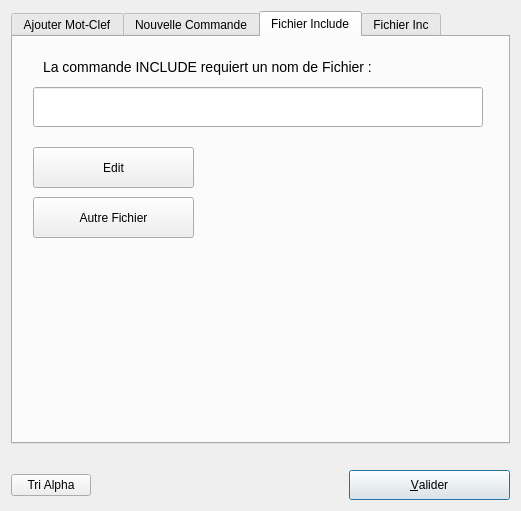
Before: the Qt Designer form UiQT4/desInclude.ui in SalomePlatform/eficas_tools, drawn with Qt 5.
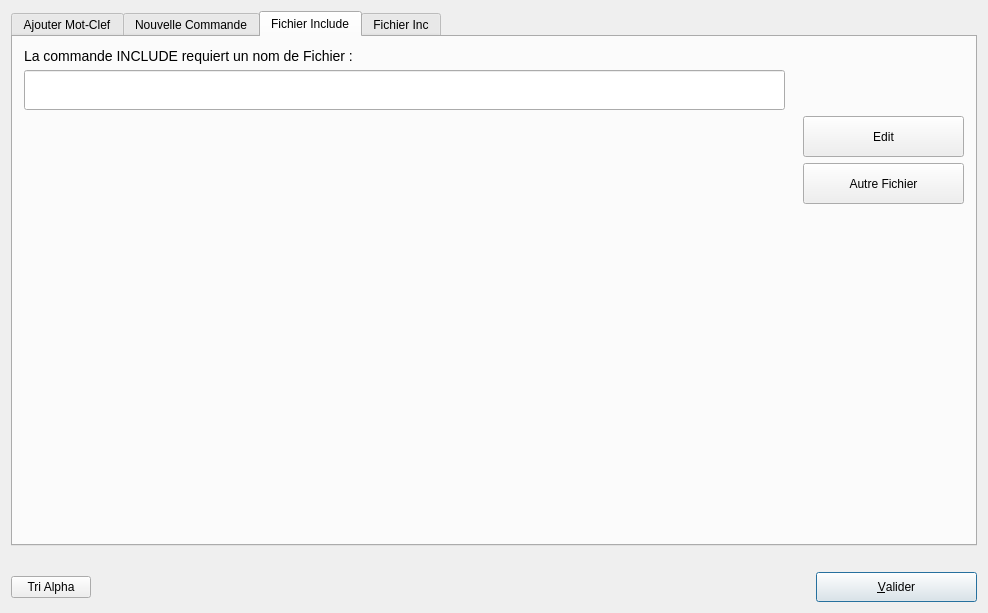
After: the same form once the commit is applied. The open tabs and pages were chosen to show the change.

What changed in the file:
```diff
--- a/UiQT4/desInclude.ui
+++ b/UiQT4/desInclude.ui
@@ -6,8 +6,8 @@
    <rect>
     <x>0</x>
     <y>0</y>
-    <width>521</width>
-    <height>511</height>
+    <width>988</width>
+    <height>613</height>
    </rect>
   </property>
   <property name="minimumSize">
@@ -174,15 +174,13 @@
       <attribute name="title">
        <string>Fichier Include</string>
       </attribute>
+      <layout class="QGridLayout" name="gridLayout_4">
+       <item row="0" column="0">
+        <layout class="QGridLayout" name="gridLayout_3">
+         <item row="0" column="0">
+          <layout class="QVBoxLayout" name="verticalLayout">
+           <item>
       <widget class="QLabel" name="textLabel1_3">
-       <property name="geometry">
-        <rect>
-         <x>30</x>
-         <y>10</y>
-         <width>440</width>
-         <height>41</height>
-        </rect>
-       </property>
        <property name="text">
         <string>&lt;font size=&quot;+1&quot;&gt;La commande INCLUDE requiert un nom de Fichier :&lt;/font&gt;</string>
        </property>
@@ -190,15 +188,9 @@
         <bool>false</bool>
        </property>
       </widget>
+           </item>
+           <item>
       <widget class="QLineEdit" name="LENomFichier">
-       <property name="geometry">
-        <rect>
-         <x>20</x>
-         <y>50</y>
-         <width>450</width>
-         <height>40</height>
-        </rect>
-       </property>
        <property name="sizePolicy">
         <sizepolicy hsizetype="Fixed" vsizetype="Fixed">
          <horstretch>0</horstretch>
@@ -207,49 +199,89 @@
        </property>
        <property name="minimumSize">
         <size>
-         <width>450</width>
+               <width>761</width>
          <height>40</height>
         </size>
        </property>
       </widget>
+           </item>
+          </layout>
+         </item>
+         <item row="1" column="0">
+          <layout class="QHBoxLayout" name="horizontalLayout">
+           <item>
+            <spacer name="horizontalSpacer_2">
+             <property name="orientation">
+              <enum>Qt::Horizontal</enum>
+             </property>
+             <property name="sizeHint" stdset="0">
+              <size>
+               <width>528</width>
+               <height>20</height>
+              </size>
+             </property>
+            </spacer>
+           </item>
+           <item>
+            <layout class="QVBoxLayout" name="verticalLayout_2">
+             <item>
       <widget class="QPushButton" name="BBrowse">
-       <property name="geometry">
-        <rect>
-         <x>20</x>
-         <y>110</y>
-         <width>161</width>
-         <height>41</height>
-        </rect>
-       </property>
        <property name="sizePolicy">
         <sizepolicy hsizetype="Fixed" vsizetype="Fixed">
          <horstretch>0</horstretch>
          <verstretch>0</verstretch>
         </sizepolicy>
        </property>
+               <property name="minimumSize">
+                <size>
+                 <width>161</width>
+                 <height>41</height>
+                </size>
+               </property>
        <property name="text">
         <string>Edit</string>
        </property>
       </widget>
+             </item>
+             <item>
       <widget class="QPushButton" name="BChangeFile">
-       <property name="geometry">
-        <rect>
-         <x>20</x>
-         <y>160</y>
-         <width>161</width>
-         <height>41</height>
-        </rect>
-       </property>
        <property name="sizePolicy">
         <sizepolicy hsizetype="Fixed" vsizetype="Fixed">
          <horstretch>0</horstretch>
          <verstretch>0</verstretch>
         </sizepolicy>
        </property>
+               <property name="minimumSize">
+                <size>
+                 <width>161</width>
+                 <height>41</height>
+                </size>
+               </property>
        <property name="text">
         <string>Autre Fichier</string>
        </property>
       </widget>
+             </item>
+            </layout>
+           </item>
+          </layout>
+         </item>
+         <item row="2" column="0">
+          <spacer name="verticalSpacer">
+           <property name="orientation">
+            <enum>Qt::Vertical</enum>
+           </property>
+           <property name="sizeHint" stdset="0">
+            <size>
+             <width>20</width>
+             <height>258</height>
+            </size>
+           </property>
+          </spacer>
+         </item>
+        </layout>
+       </item>
+      </layout>
      </widget>
      <widget class="QWidget" name="maPageBad">
       <attribute name="title">
```
Left out of the diff: 90 changed lines with no effect on the pictures. Lines whose indentation alone changed are shown as unchanged.
